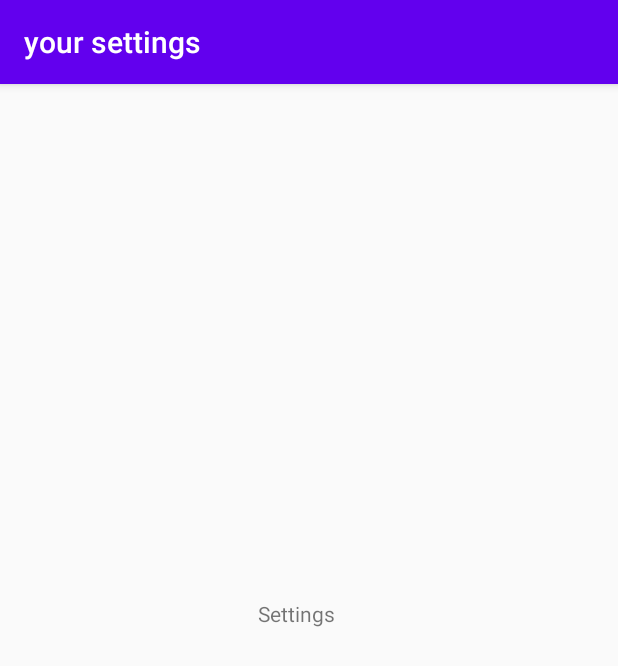
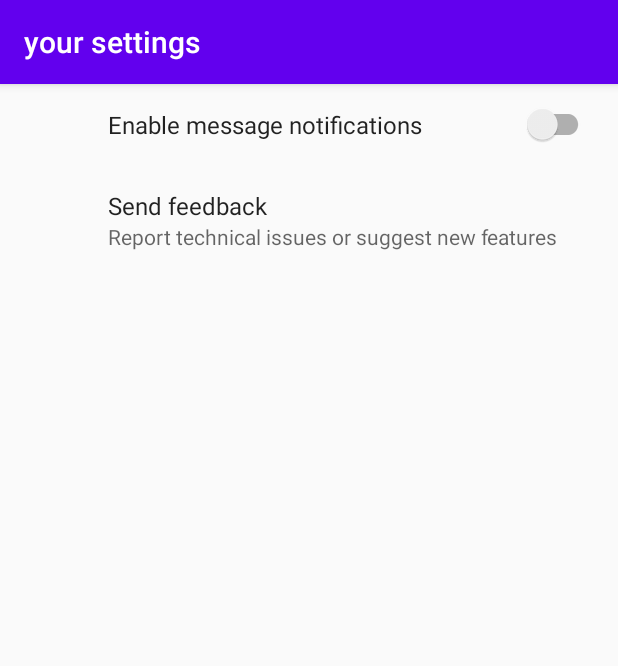
Before and after one commit to tommiquinta/raccoon, an Android app: the screen it shows after launch (SettingsActivity), after a tap on "YOUR SETTINGS", on a phone screen of 412 x 824 dp. Shown: the top 666 px of the screen. Run offline under Robolectric (Android 15) with nearby library versions, the phone set to English and light mode, and no system bars; our stand-ins replace androidx.preference.

Commit message:
added first service and notifications, preferences pages

```diff
--- a/app/build.gradle
+++ b/app/build.gradle
@@ -40,7 +40,7 @@ dependencies {
     testImplementation 'junit:junit:4.13.2'
     androidTestImplementation 'com.android.support.test:runner:1.0.2'
     androidTestImplementation 'com.android.support.test.espresso:espresso-core:3.0.2'
-    implementation 'com.google.android.gms:play-services-maps:16.1.0'
+    implementation 'com.google.android.gms:play-services-maps:18.2.0'
     implementation 'com.google.android.gms:play-services-location:20.0.0'
     implementation 'androidx.legacy:legacy-support-v4:1.0.0'
     implementation 'androidx.coordinatorlayout:coordinatorlayout:1.1.0'
@@ -55,6 +55,10 @@ dependencies {
     implementation 'com.squareup.retrofit2:retrofit:2.3.0'
     implementation 'com.squareup.retrofit2:converter-gson:2.3.0'
 
+    // dependecies for preferences
+    implementation "androidx.preference:preference-ktx:1.2.0"
+
+
     api 'mil.nga.mgrs:mgrs-android:2.2.2'
 
 }
--- a/app/src/main/AndroidManifest.xml
+++ b/app/src/main/AndroidManifest.xml
@@ -16,6 +16,10 @@
 
     <!-- wifi permissions -->
     <uses-permission android:name="android.permission.ACCESS_WIFI_STATE" />
+
+    <!-- Foregorund and Notifications permissions -->
+    <uses-permission android:name="android.permission.FOREGROUND_SERVICE" />
+    <uses-permission android:name="android.permission.POST_NOTIFICATIONS"/>
 
 
 
@@ -66,6 +70,8 @@
             android:exported="false"
             android:label="@string/settings" />
 
+        <service android:name=".Services.MyService"></service>
+
         <!-- meta data per maps -->
         <meta-data
             android:name="com.google.android.geo.API_KEY"
--- /dev/null
+++ b/app/src/main/java/com/app/rakoon/Fragments/Settings.java
@@ -0,0 +1,15 @@
+package com.app.rakoon.Fragments;
+
+import android.os.Bundle;
+
+import androidx.preference.PreferenceFragmentCompat;
+
+import com.app.rakoon.R;
+
+
+public class Settings extends PreferenceFragmentCompat {
+	@Override
+	public void onCreatePreferences(Bundle savedInstanceState, String rootKey) {
+		setPreferencesFromResource(R.xml.preferences, rootKey);
+	}
+}
--- a/app/src/main/java/com/app/rakoon/MainActivity.java
+++ b/app/src/main/java/com/app/rakoon/MainActivity.java
@@ -1,20 +1,39 @@
 package com.app.rakoon;
 // MainActivity.java
 
+import android.Manifest;
 import android.content.Intent;
+import android.content.SharedPreferences;
+import android.content.pm.PackageManager;
 import android.os.Bundle;
+import android.util.Log;
 import android.widget.Button;
 
+import androidx.annotation.NonNull;
 import androidx.appcompat.app.AppCompatActivity;
+import androidx.core.app.ActivityCompat;
+import androidx.core.content.ContextCompat;
+import androidx.preference.PreferenceManager;
+
+import com.app.rakoon.Services.MyService;
 
 //import androidx.appcompat.app.AppCompatActivity;
 
 public class MainActivity extends AppCompatActivity {
+	private final int PERMISSION_ID = 42;
 
 	@Override
 	protected void onCreate(Bundle savedInstanceState) {
 		super.onCreate(savedInstanceState);
 		setContentView(R.layout.activity_main);
+		requestPermissions();
+
+
+
+		/**
+		 *
+		 * testins the service
+		 */
 
 		/**
 		 * sound map activity
@@ -71,4 +90,15 @@ public class MainActivity extends AppCompatActivity {
 		});
 
 	}
+
+	// Check if notifications permissions are granted to the application
+	private boolean checkPermissions() {
+		return ActivityCompat.checkSelfPermission(this, Manifest.permission.POST_NOTIFICATIONS) == PackageManager.PERMISSION_GRANTED && ActivityCompat.checkSelfPermission(this, Manifest.permission.ACCESS_FINE_LOCATION) == PackageManager.PERMISSION_GRANTED;
+	}
+
+	// Request permissions if not granted before
+	private void requestPermissions() {
+		ActivityCompat.requestPermissions(this, new String[]{Manifest.permission.POST_NOTIFICATIONS, Manifest.permission.ACCESS_FINE_LOCATION}, PERMISSION_ID);
+	}
+
 }
--- a/app/src/main/java/com/app/rakoon/MapActivity.java
+++ b/app/src/main/java/com/app/rakoon/MapActivity.java
@@ -262,5 +262,4 @@ public abstract class MapActivity extends AppCompatActivity implements OnMapRead
 			getLastLocation();
 		}
 	}
-
 }
--- a/app/src/main/java/com/app/rakoon/SettingsActivity.java
+++ b/app/src/main/java/com/app/rakoon/SettingsActivity.java
@@ -1,17 +1,65 @@
 package com.app.rakoon;
 
+import android.content.Intent;
+import android.content.SharedPreferences;
 import android.os.Bundle;
 
 import androidx.annotation.Nullable;
 import androidx.appcompat.app.AppCompatActivity;
+import androidx.core.content.ContextCompat;
+import androidx.preference.PreferenceManager;
+
+import com.app.rakoon.Fragments.Settings;
+import com.app.rakoon.Services.MyService;
 
 public class SettingsActivity extends AppCompatActivity {
 
+	private SharedPreferences.OnSharedPreferenceChangeListener listener;
+
+
 	@Override
-	protected void onCreate(@Nullable Bundle savedInstanceState) {
+	protected void onCreate(Bundle savedInstanceState) {
 		super.onCreate(savedInstanceState);
-		setContentView(R.layout.settings_layout);
+		setContentView(R.layout.settings_layout); // Assicurati che il layout sia corretto
 
+
+
+		SharedPreferences sharedPreferences = PreferenceManager.getDefaultSharedPreferences(this);
+
+		listener = (sharedPreferences1, key) -> {
+
+			if (key.equals("notifications")) {
+				// Esegui le azioni necessarie quando la preferenza "notifications" cambia
+				boolean notificationsEnabled = sharedPreferences1.getBoolean("notifications", false);
+
+				if (notificationsEnabled) {
+					startService();
+				} else {
+					stopService();
+				}
+			}
+		};
+		sharedPreferences.registerOnSharedPreferenceChangeListener(listener);
+
+
+		getSupportFragmentManager()
+				.beginTransaction()
+				.replace(R.id.settings_container, new Settings())
+				.commit();
 	}
 
+
+	public void startService() {
+
+		Intent serviceIntent = new Intent(this, MyService.class);
+		serviceIntent.putExtra("inputExtra", "Foreground Service Example in Android");
+		ContextCompat.startForegroundService(this, serviceIntent);
+	}
+
+	public void stopService() {
+		Intent serviceIntent = new Intent(this, MyService.class);
+		stopService(serviceIntent);
+	}
+
+
 }
--- a/app/src/main/java/com/app/rakoon/SoundActivity.java
+++ b/app/src/main/java/com/app/rakoon/SoundActivity.java
@@ -186,7 +186,6 @@ public class SoundActivity extends MapActivity {
 		}
 	}
 
-
 	private void startRecording() throws ParseException {
 		if (isMicrophonePermissionGranted()) {
 			if (ActivityCompat.checkSelfPermission(this, Manifest.permission.RECORD_AUDIO) != PackageManager.PERMISSION_GRANTED) {
@@ -240,7 +239,6 @@ public class SoundActivity extends MapActivity {
 		}
 	}
 
-
 	private double getAmplitude() {
 		double maxAmplitude = 0;
 
--- a/app/src/main/res/layout/settings_layout.xml
+++ b/app/src/main/res/layout/settings_layout.xml
@@ -6,13 +6,9 @@
     android:layout_width="match_parent"
     android:layout_height="match_parent">
 
-    <TextView
-        android:id="@+id/textView"
-        android:layout_width="wrap_content"
-        android:layout_height="wrap_content"
-        android:layout_marginStart="172dp"
-        android:layout_marginBottom="405dp"
-        android:text="Settings"
-        app:layout_constraintBottom_toBottomOf="parent"
-        app:layout_constraintStart_toStartOf="parent" />
+    <FrameLayout
+        android:id="@+id/settings_container"
+        android:layout_width="match_parent"
+        android:layout_height="match_parent"/>
+
 </androidx.constraintlayout.widget.ConstraintLayout>
--- /dev/null
+++ b/app/src/main/res/values/settings.xml
@@ -0,0 +1,4 @@
+<?xml version="1.0" encoding="utf-8"?>
+<resources>
+    <item name="settings_container" type="id"/>
+</resources>
--- /dev/null
+++ b/app/src/main/res/xml/preferences.xml
@@ -0,0 +1,13 @@
+<?xml version="1.0" encoding="utf-8"?>
+<PreferenceScreen xmlns:app="http://schemas.android.com/apk/res-auto">
+
+        <SwitchPreferenceCompat
+            app:key="notifications"
+            app:title="Enable message notifications"/>
+
+        <Preference
+            app:key="feedback"
+            app:title="Send feedback"
+            app:summary="Report technical issues or suggest new features"/>
+
+</PreferenceScreen>
```
Also changed, not shown: app/src/main/java/com/app/rakoon/Database/DatabaseHelper.java (+12 -0 lines), app/src/main/java/com/app/rakoon/Services/MyService.java (added, +81 -0 lines), app/src/main/java/com/app/rakoon/YourDataActivity.java (+2 -5 lines).
